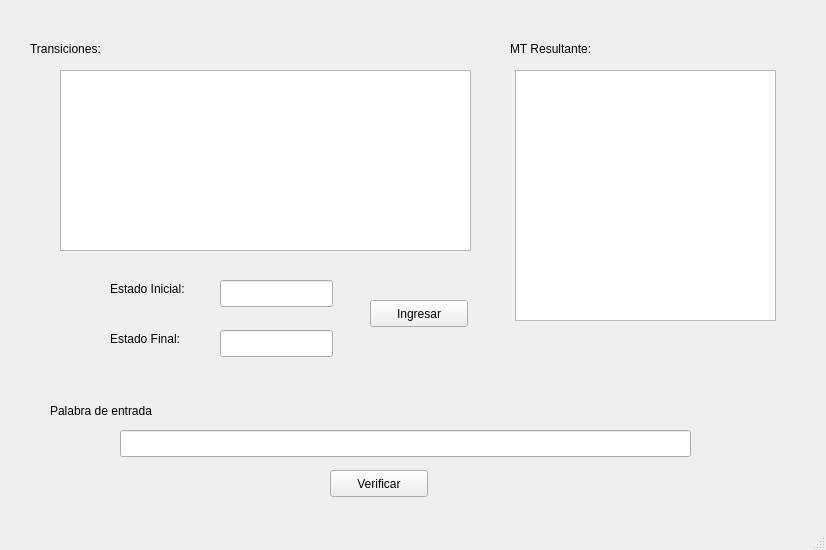
First picture: the form in Qt/MainWindow.ui, repository javierocrono/Maquina-de-Turing-python, before the edit.
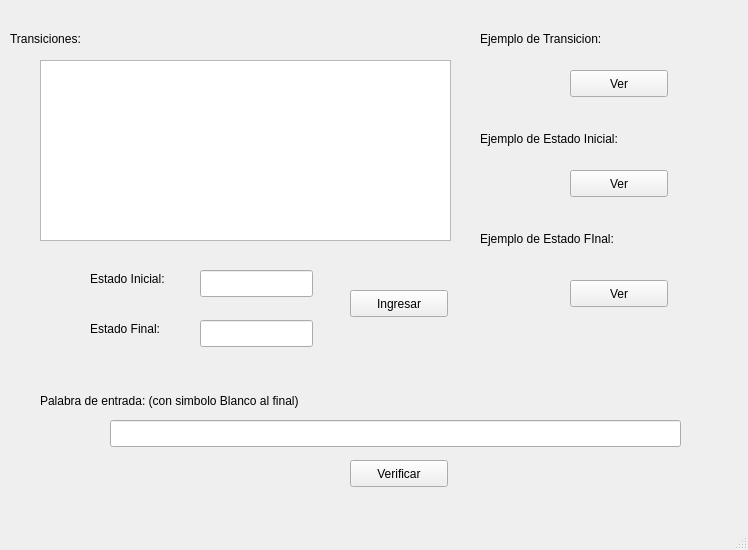
Second picture: the form after the edit.

Commit message: Programa funcional Listo, incluidos ejemplos, Excepciones etc

Diff of the .ui file:
```diff
--- a/Qt/MainWindow.ui
+++ b/Qt/MainWindow.ui
@@ -6,7 +6,7 @@
    <rect>
     <x>0</x>
     <y>0</y>
-    <width>826</width>
+    <width>748</width>
     <height>550</height>
    </rect>
   </property>
@@ -17,8 +17,8 @@
    <widget class="QWidget" name="widget" native="true">
     <property name="geometry">
      <rect>
-      <x>30</x>
-      <y>30</y>
+      <x>10</x>
+      <y>20</y>
       <width>461</width>
       <height>341</height>
      </rect>
@@ -109,41 +109,96 @@
    <widget class="QWidget" name="widget_2" native="true">
     <property name="geometry">
      <rect>
-      <x>500</x>
-      <y>30</y>
-      <width>291</width>
-      <height>311</height>
+      <x>480</x>
+      <y>20</y>
+      <width>241</width>
+      <height>341</height>
      </rect>
     </property>
-    <widget class="QTableView" name="tableView">
-     <property name="geometry">
-      <rect>
-       <x>15</x>
-       <y>40</y>
-       <width>261</width>
-       <height>251</height>
-      </rect>
-     </property>
-    </widget>
     <widget class="QLabel" name="label_6">
      <property name="geometry">
       <rect>
-       <x>10</x>
+       <x>0</x>
        <y>10</y>
-       <width>111</width>
+       <width>161</width>
        <height>17</height>
       </rect>
      </property>
      <property name="text">
-      <string>MT Resultante:</string>
+      <string>Ejemplo de Transicion:</string>
+     </property>
+    </widget>
+    <widget class="QLabel" name="label_7">
+     <property name="geometry">
+      <rect>
+       <x>0</x>
+       <y>110</y>
+       <width>181</width>
+       <height>17</height>
+      </rect>
+     </property>
+     <property name="text">
+      <string>Ejemplo de Estado Inicial:</string>
+     </property>
+    </widget>
+    <widget class="QLabel" name="label_8">
+     <property name="geometry">
+      <rect>
+       <x>0</x>
+       <y>210</y>
+       <width>171</width>
+       <height>17</height>
+      </rect>
+     </property>
+     <property name="text">
+      <string>Ejemplo de Estado FInal:</string>
+     </property>
+    </widget>
+    <widget class="QPushButton" name="btn_verTrans">
+     <property name="geometry">
+      <rect>
+       <x>90</x>
+       <y>50</y>
+       <width>98</width>
+       <height>27</height>
+      </rect>
+     </property>
+     <property name="text">
+      <string>Ver</string>
+     </property>
+    </widget>
+    <widget class="QPushButton" name="btn_verEstIni">
+     <property name="geometry">
+      <rect>
+       <x>90</x>
+       <y>150</y>
+       <width>98</width>
+       <height>27</height>
+      </rect>
+     </property>
+     <property name="text">
+      <string>Ver</string>
+     </property>
+    </widget>
+    <widget class="QPushButton" name="btn_verEstFin">
+     <property name="geometry">
+      <rect>
+       <x>90</x>
+       <y>260</y>
+       <width>98</width>
+       <height>27</height>
+      </rect>
+     </property>
+     <property name="text">
+      <string>Ver</string>
      </property>
     </widget>
    </widget>
    <widget class="QWidget" name="widget_3" native="true">
     <property name="geometry">
      <rect>
-      <x>30</x>
-      <y>390</y>
+      <x>20</x>
+      <y>380</y>
       <width>711</width>
       <height>121</height>
      </rect>
@@ -163,18 +218,18 @@
       <rect>
        <x>20</x>
        <y>10</y>
-       <width>141</width>
+       <width>331</width>
        <height>21</height>
       </rect>
      </property>
      <property name="text">
-      <string>Palabra de entrada</string>
+      <string>Palabra de entrada: (con simbolo Blanco al final)</string>
      </property>
     </widget>
     <widget class="QPushButton" name="btn_verificar">
      <property name="geometry">
       <rect>
-       <x>300</x>
+       <x>330</x>
        <y>80</y>
        <width>98</width>
        <height>27</height>
```
The commit also changes 1 other file.
